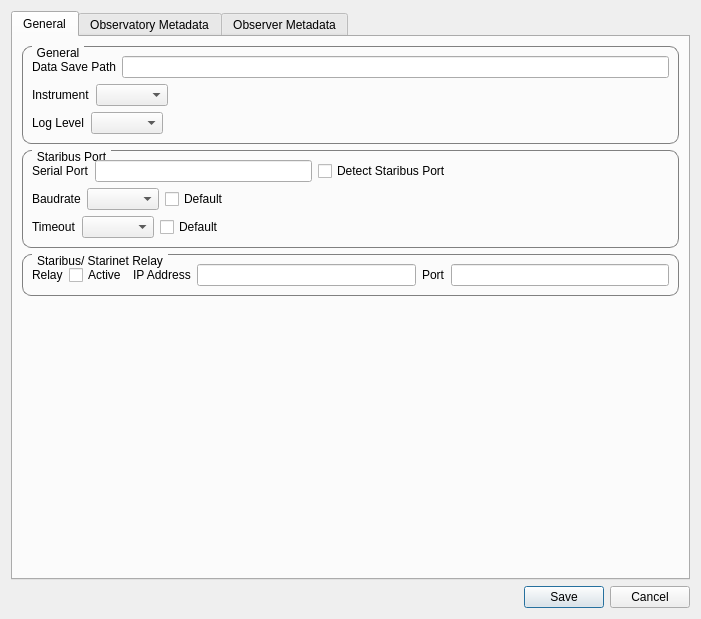
mhorn71/StarbaseMini, file core/ui/configuration.ui: the form before one commit.
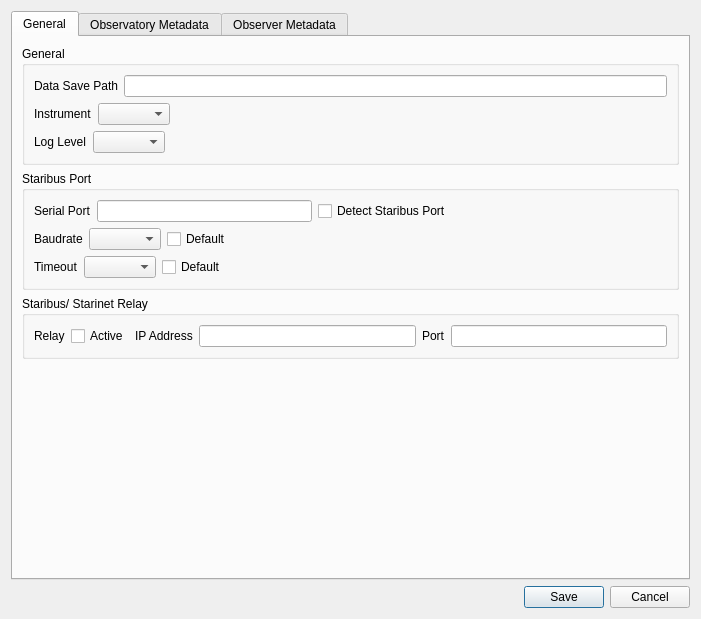
The form after the commit.

Commit message: Updated configuration.py and ui removed stylesheets, stylesheets moved to css folder.

```diff
--- a/core/ui/configuration.ui
+++ b/core/ui/configuration.ui
@@ -29,17 +29,7 @@
          <item row="1" column="0">
           <widget class="QGroupBox" name="groupBox_2">
            <property name="styleSheet">
-            <string notr="true">QGroupBox {
-    border: 1px solid gray;
-    border-radius: 9px;
-    margin-top: 0.5em;
-}
-
-QGroupBox::title {
-    subcontrol-origin: margin;
-    left: 10px;
-    padding: 0 3px 0 3px;
-}</string>
+            <string notr="true"/>
            </property>
            <property name="title">
             <string>Staribus Port</string>
@@ -153,17 +143,7 @@
          <item row="0" column="0">
           <widget class="QGroupBox" name="groupBox">
            <property name="styleSheet">
-            <string notr="true">QGroupBox {
-    border: 1px solid gray;
-    border-radius: 9px;
-    margin-top: 0.5em;
-}
-
-QGroupBox::title {
-    subcontrol-origin: margin;
-    left: 10px;
-    padding: 0 3px 0 3px;
-}</string>
+            <string notr="true"/>
            </property>
            <property name="title">
             <string>General</string>
@@ -243,17 +223,7 @@
          <item row="2" column="0">
           <widget class="QGroupBox" name="groupBox_3">
            <property name="styleSheet">
-            <string notr="true">QGroupBox {
-    border: 1px solid gray;
-    border-radius: 9px;
-    margin-top: 0.5em;
-}
-
-QGroupBox::title {
-    subcontrol-origin: margin;
-    left: 10px;
-    padding: 0 3px 0 3px;
-}</string>
+            <string notr="true"/>
            </property>
            <property name="title">
             <string>Staribus/ Starinet Relay</string>
```
The commit also changes 1 other file.
